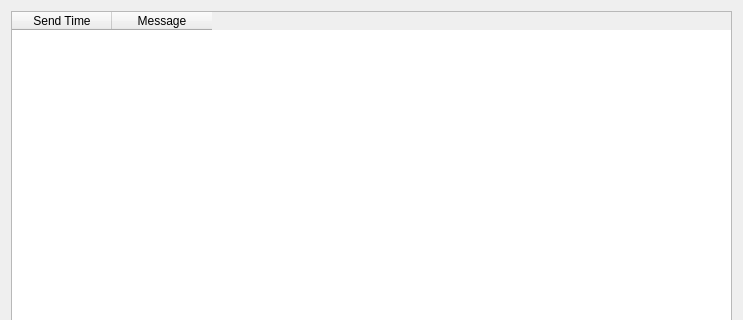
Above: gui/amHistory.ui from hrGuTou/SMslack before the change; both pictures show x 0 to 743 and y 0 to 320 of the 743 by 512 pixel window. Below: the same form after it.
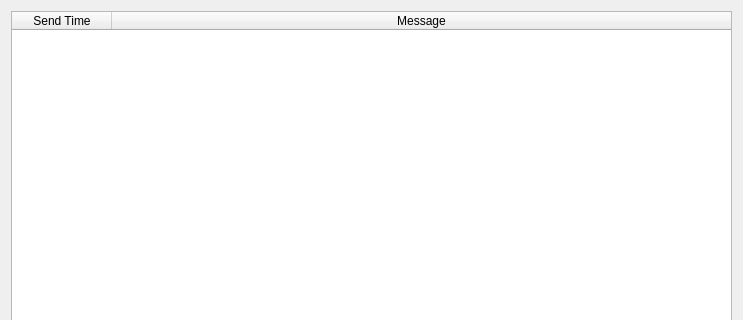
That is the form after the change.

Patch:
```diff
--- a/gui/amHistory.ui
+++ b/gui/amHistory.ui
@@ -16,6 +16,9 @@
   <layout class="QGridLayout" name="gridLayout">
    <item row="0" column="0">
     <widget class="QTableWidget" name="tableWidget">
+     <attribute name="horizontalHeaderStretchLastSection">
+      <bool>true</bool>
+     </attribute>
      <column>
       <property name="text">
        <string>Send Time</string>
```
